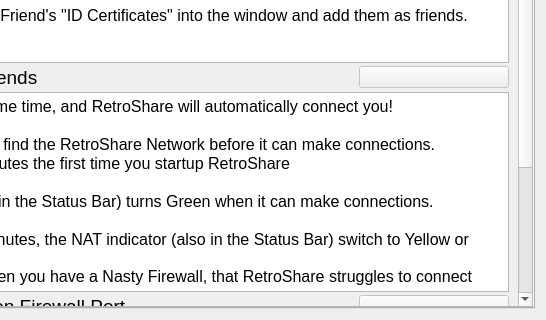
Old version of the form retroshare-gui/src/gui/GetStartedDialog.ui in the repository RetroShare/RetroShare; both pictures show x 169 to 715 and y 262 to 582 of the 715 by 582 pixel window.
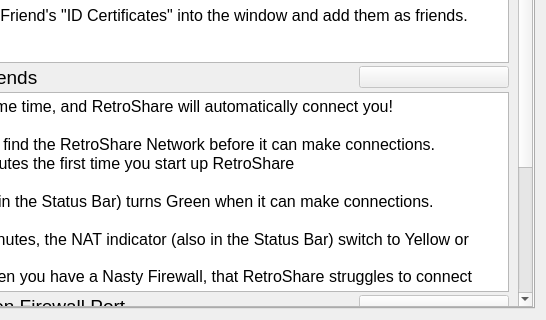
New version of the form. Icons and pictures are not drawn.

What changed in the file:
```diff
--- a/retroshare-gui/src/gui/GetStartedDialog.ui
+++ b/retroshare-gui/src/gui/GetStartedDialog.ui
@@ -274,7 +274,7 @@
 &lt;p style=&quot; margin-top:0px; margin-bottom:0px; margin-left:0px; margin-right:0px; -qt-block-indent:0; text-indent:0px;&quot;&gt;&lt;span style=&quot; font-family:'Arial'; font-size:12pt;&quot;&gt;Be Online at the same time, and RetroShare will automatically connect you!&lt;/span&gt;&lt;/p&gt;
 &lt;p style=&quot;-qt-paragraph-type:empty; margin-top:0px; margin-bottom:0px; margin-left:0px; margin-right:0px; -qt-block-indent:0; text-indent:0px; font-family:'Arial'; font-size:12pt;&quot;&gt;&lt;/p&gt;
 &lt;p style=&quot; margin-top:0px; margin-bottom:0px; margin-left:0px; margin-right:0px; -qt-block-indent:0; text-indent:0px;&quot;&gt;&lt;span style=&quot; font-family:'Arial'; font-size:12pt;&quot;&gt;Your client needs to find the RetroShare Network before it can make connections.&lt;/span&gt;&lt;/p&gt;
-&lt;p style=&quot; margin-top:0px; margin-bottom:0px; margin-left:0px; margin-right:0px; -qt-block-indent:0; text-indent:0px;&quot;&gt;&lt;span style=&quot; font-family:'Arial'; font-size:12pt;&quot;&gt;This takes 5-30 minutes the first time you startup RetroShare&lt;/span&gt;&lt;/p&gt;
+&lt;p style=&quot; margin-top:0px; margin-bottom:0px; margin-left:0px; margin-right:0px; -qt-block-indent:0; text-indent:0px;&quot;&gt;&lt;span style=&quot; font-family:'Arial'; font-size:12pt;&quot;&gt;This takes 5-30 minutes the first time you start up RetroShare&lt;/span&gt;&lt;/p&gt;
 &lt;p style=&quot;-qt-paragraph-type:empty; margin-top:0px; margin-bottom:0px; margin-left:0px; margin-right:0px; -qt-block-indent:0; text-indent:0px; font-family:'Arial'; font-size:12pt;&quot;&gt;&lt;/p&gt;
 &lt;p style=&quot; margin-top:0px; margin-bottom:0px; margin-left:0px; margin-right:0px; -qt-block-indent:0; text-indent:0px;&quot;&gt;&lt;span style=&quot; font-family:'Arial'; font-size:12pt;&quot;&gt;The DHT indicator (in the Status Bar) turns Green when it can make connections.&lt;/span&gt;&lt;/p&gt;
 &lt;p style=&quot;-qt-paragraph-type:empty; margin-top:0px; margin-bottom:0px; margin-left:0px; margin-right:0px; -qt-block-indent:0; text-indent:0px; font-family:'Arial'; font-size:12pt;&quot;&gt;&lt;/p&gt;
```
